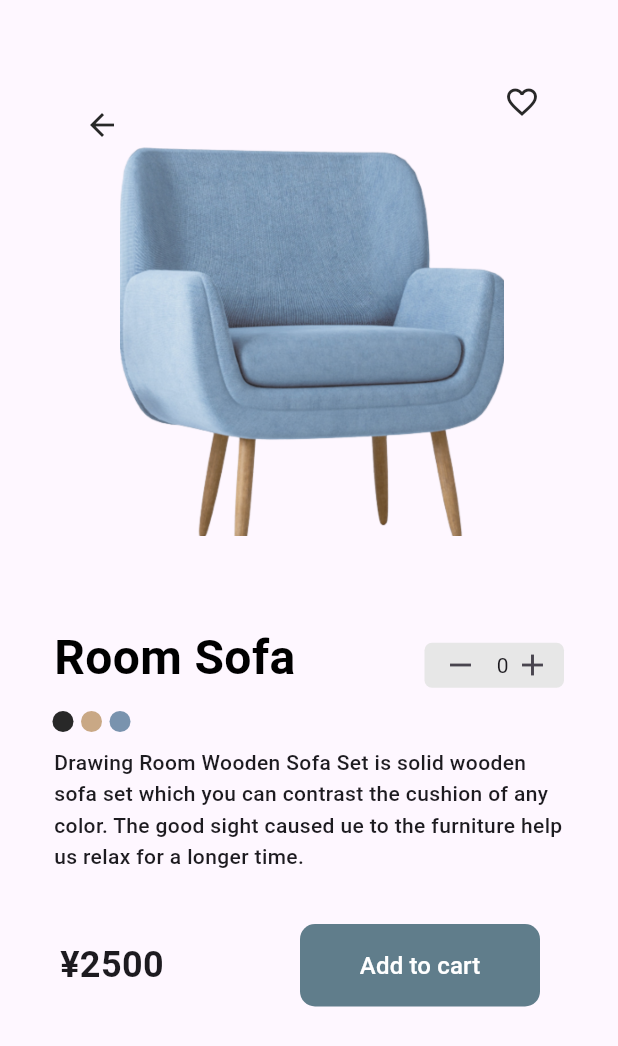
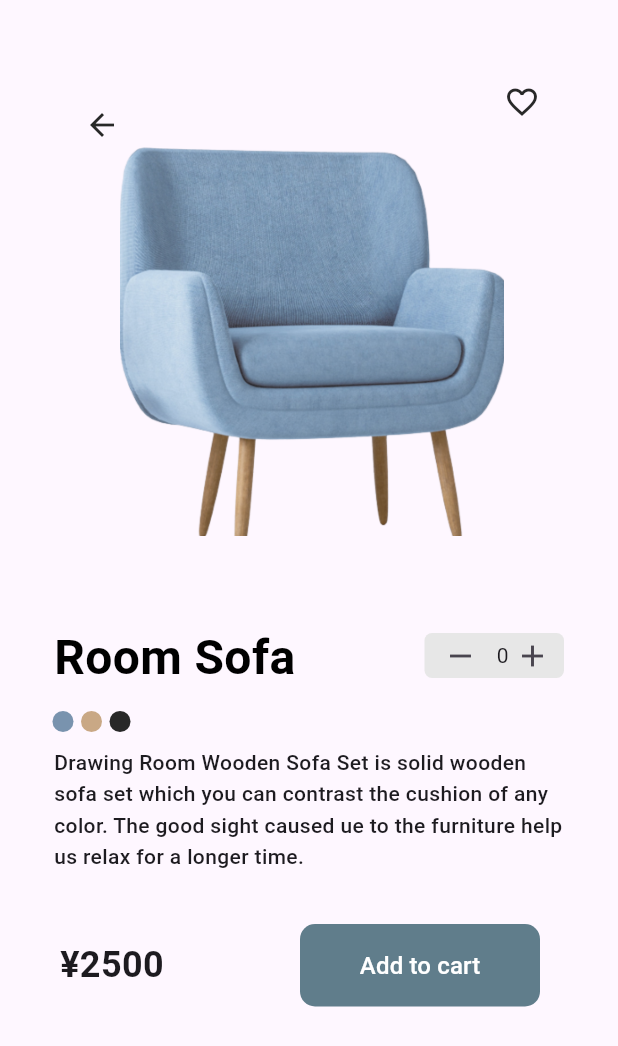
Before and after one commit to NOUR12321/flutter_task, a Flutter app: the screen it shows after launch, on a phone screen of 412 x 824 dp. Shown: the top 1046 px of the screen. Run offline on Flutter 3.47's test engine with Material 3 defaults, Android fonts, the phone set to English and light mode, and no system bars; Roboto replaces fonts that are missing (Hauora).

Commit message:
modified:   lib/screens/sofa_screen.dart

```diff
--- a/lib/screens/sofa_screen.dart
+++ b/lib/screens/sofa_screen.dart
@@ -89,7 +89,7 @@ class SofaScreen extends StatelessWidget {
                   children: const [
                     CircleAvatar(
                       radius: 7,
-                      backgroundColor: Color(0xff282828),
+                      backgroundColor: Color(0xff7993AE),
                     ),
                     CircleAvatar(
                       radius: 7,
@@ -97,7 +97,7 @@ class SofaScreen extends StatelessWidget {
                     ),
                     CircleAvatar(
                       radius: 7,
-                      backgroundColor: Color(0xff7993AE),
+                      backgroundColor: Color(0xff282828),
                     ),
                   ],
                 ),
@@ -186,7 +186,6 @@ class Number extends State<CounterScreen> {
   @override
   Widget build(BuildContext context) {
     return Container(
-      margin: const EdgeInsets.only(top: 13),
       width: 93,
       height: 30,
       decoration: BoxDecoration(
```
